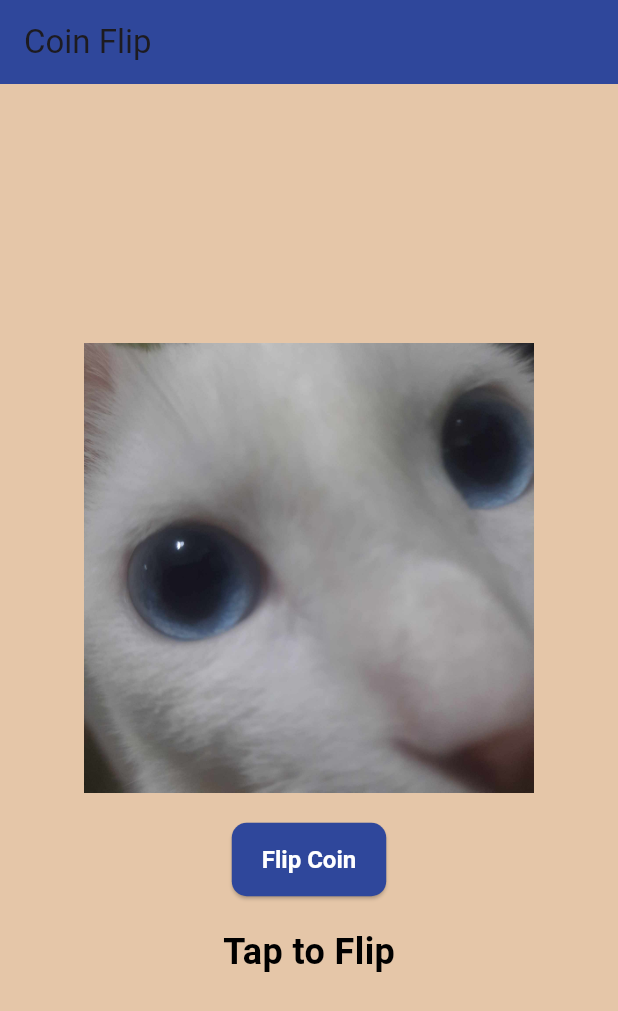
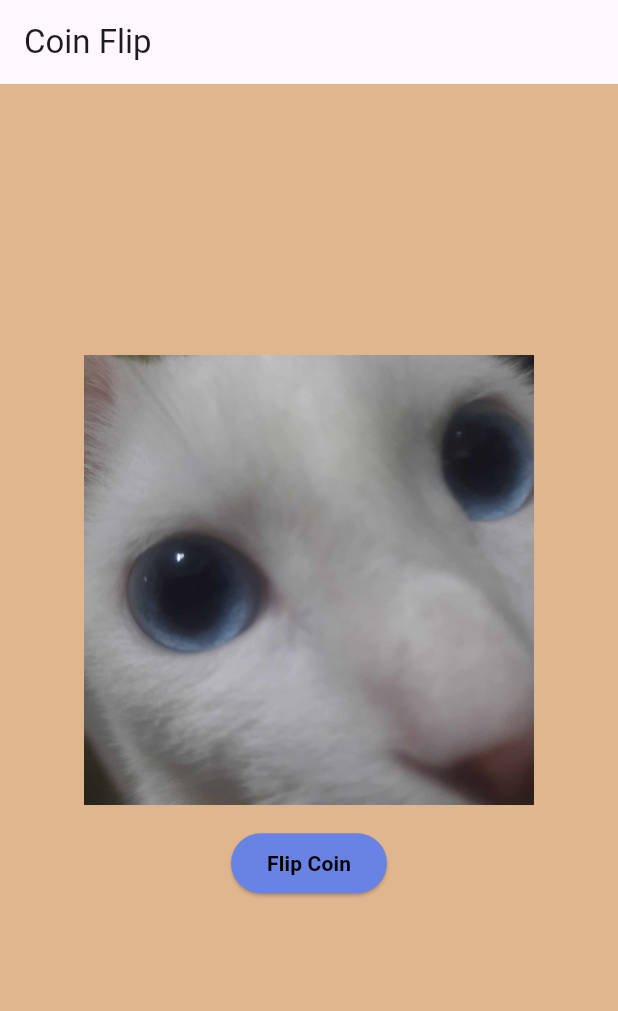
Before and after one commit to JBGalvez7/softes_ACTM, a Flutter app: the screen it shows after launch, on a phone screen of 412 x 824 dp. Shown: the top 1011 px of the screen. Run offline on Flutter 3.47's test engine with Material 3 defaults, Android fonts, the phone set to English and light mode, and no system bars.

Commit message:
updateCoinApp

```diff
--- a/lib/main.dart
+++ b/lib/main.dart
@@ -10,10 +10,7 @@ class MyApp extends StatelessWidget {
 
   @override
   Widget build(BuildContext context) {
-    return MaterialApp(
-      debugShowCheckedModeBanner: false,
-      home: const CoinFlip(),
-    );
+    return MaterialApp(debugShowCheckedModeBanner: false, home: CoinFlip());
   }
 }
 
@@ -26,67 +23,48 @@ class CoinFlip extends StatefulWidget {
 
 class CoinFlipState extends State<CoinFlip> {
   int coinSide = 0;
-  String result = 'Tap to Flip';
+  String result = '';
 
   void flipCoin() {
     setState(() {
       coinSide = Random().nextInt(2);
       result = coinSide == 0 ? 'Heads' : 'Tails';
+      print('Coin side: $coinSide, Result: $result');
     });
   }
 
   @override
   Widget build(BuildContext context) {
     return Scaffold(
-      backgroundColor: const Color.fromARGB(255, 229, 198, 168),
-      appBar: AppBar(
-        title: const Text("Coin Flip"),
-        backgroundColor: const Color.fromARGB(255, 47, 71, 155),
-      ),
+      backgroundColor: const Color.fromARGB(255, 224, 182, 142),
+      appBar: AppBar(title: const Text("Coin Flip")),
       body: Center(
-        child: Padding(
-          padding: const EdgeInsets.all(20.0),
         child: Column(
           mainAxisSize: MainAxisSize.min,
           children: [
-              SizedBox(
-                width: 300,
-                height: 300,
-                child: Image.asset(
+            Image.asset(
               coinSide == 0
                   ? 'assets/images/bleu_head.jpg'
                   : 'assets/images/cat_back.jpg',
-                  fit: BoxFit.contain,
-                  errorBuilder: (context, error, stackTrace) {
-                    return const Icon(
-                      Icons.broken_image,
-                      size: 100,
-                      color: Colors.red,
-                    );
-                  },
+              width: 300,
             ),
-              ),
-              const SizedBox(height: 20),
+            const SizedBox(height: 15),
             ElevatedButton(
               onPressed: flipCoin,
               style: ElevatedButton.styleFrom(
-                  foregroundColor: Colors.white,
-                  backgroundColor: const Color.fromARGB(255, 47, 71, 155),
-                  padding: const EdgeInsets.symmetric(
-                    horizontal: 20,
-                    vertical: 15,
+                backgroundColor: const Color.fromARGB(255, 104, 131, 228),
+                foregroundColor: const Color.fromARGB(255, 207, 46, 46),
               ),
-                  textStyle: const TextStyle(
-                    fontSize: 16,
+              child: const Text(
+                "Flip Coin",
+                style: TextStyle(
+                  fontSize: 14,
                   fontWeight: FontWeight.bold,
-                  ),
-                  shape: RoundedRectangleBorder(
-                    borderRadius: BorderRadius.circular(10),
+                  color: Colors.black,
                 ),
               ),
-                child: const Text("Flip Coin"),
             ),
-              const SizedBox(height: 20),
+            const SizedBox(height: 10),
             Text(
               result,
               style: const TextStyle(
@@ -98,7 +76,6 @@ class CoinFlipState extends State<CoinFlip> {
           ],
         ),
       ),
-      ),
     );
   }
 }
```
Lines whose indentation alone changed are shown as unchanged.
